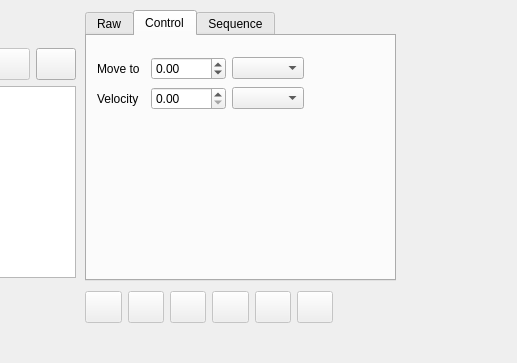
Before: the Qt Designer form stepper_motor_controller_widget.ui in d-molchanov/stepper_motor_controller_widget, drawn with Qt 5; both pictures show x 495 to 1012 and y 0 to 363 of the 1012 by 690 pixel window.
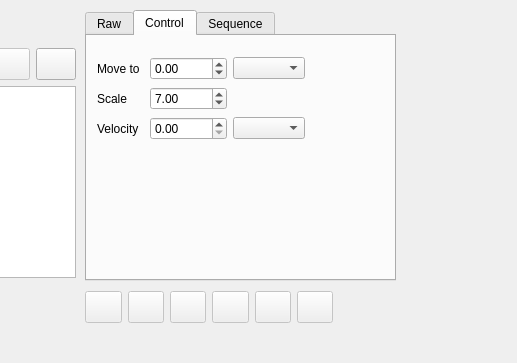
After: the same form once the commit is applied. Icons and pictures are not drawn.

Commit message: Control mode has been done.

Patch:
```diff
--- a/stepper_motor_controller_widget.ui
+++ b/stepper_motor_controller_widget.ui
@@ -404,11 +404,24 @@
       <rect>
        <x>10</x>
        <y>20</y>
-       <width>207</width>
-       <height>56</height>
+       <width>208</width>
+       <height>86</height>
       </rect>
      </property>
      <layout class="QGridLayout" name="gridLayout_2">
+      <item row="2" column="0">
+       <widget class="QLabel" name="labelControlVelocity">
+        <property name="text">
+         <string>Velocity</string>
+        </property>
+       </widget>
+      </item>
+      <item row="0" column="2">
+       <widget class="QComboBox" name="comboBoxMovementUnits"/>
+      </item>
+      <item row="2" column="2">
+       <widget class="QComboBox" name="comboBoxVelocityUnits"/>
+      </item>
       <item row="0" column="0">
        <widget class="QLabel" name="labelMoveTo">
         <property name="text">
@@ -416,6 +429,13 @@
         </property>
        </widget>
       </item>
+      <item row="2" column="1">
+       <widget class="QDoubleSpinBox" name="doubleSpinBoxVelocity">
+        <property name="maximum">
+         <double>1000.000000000000000</double>
+        </property>
+       </widget>
+      </item>
       <item row="0" column="1">
        <widget class="QDoubleSpinBox" name="doubleSpinBoxMoveTo">
         <property name="minimum">
@@ -426,26 +446,23 @@
         </property>
        </widget>
       </item>
-      <item row="0" column="2">
-       <widget class="QComboBox" name="comboBoxMovementUnits"/>
-      </item>
       <item row="1" column="0">
-       <widget class="QLabel" name="labelControlVelocity">
+       <widget class="QLabel" name="labelScale">
         <property name="text">
-         <string>Velocity</string>
+         <string>Scale</string>
         </property>
        </widget>
       </item>
       <item row="1" column="1">
-       <widget class="QDoubleSpinBox" name="doubleSpinBoxVelocity">
+       <widget class="QDoubleSpinBox" name="doubleSpinBoxScale">
         <property name="maximum">
-         <double>1000.000000000000000</double>
+         <double>10000.000000000000000</double>
+        </property>
+        <property name="value">
+         <double>7.000000000000000</double>
         </property>
        </widget>
       </item>
-      <item row="1" column="2">
-       <widget class="QComboBox" name="comboBoxVelocityUnits"/>
-      </item>
      </layout>
     </widget>
    </widget>
```
The commit also changes 2 other files.
